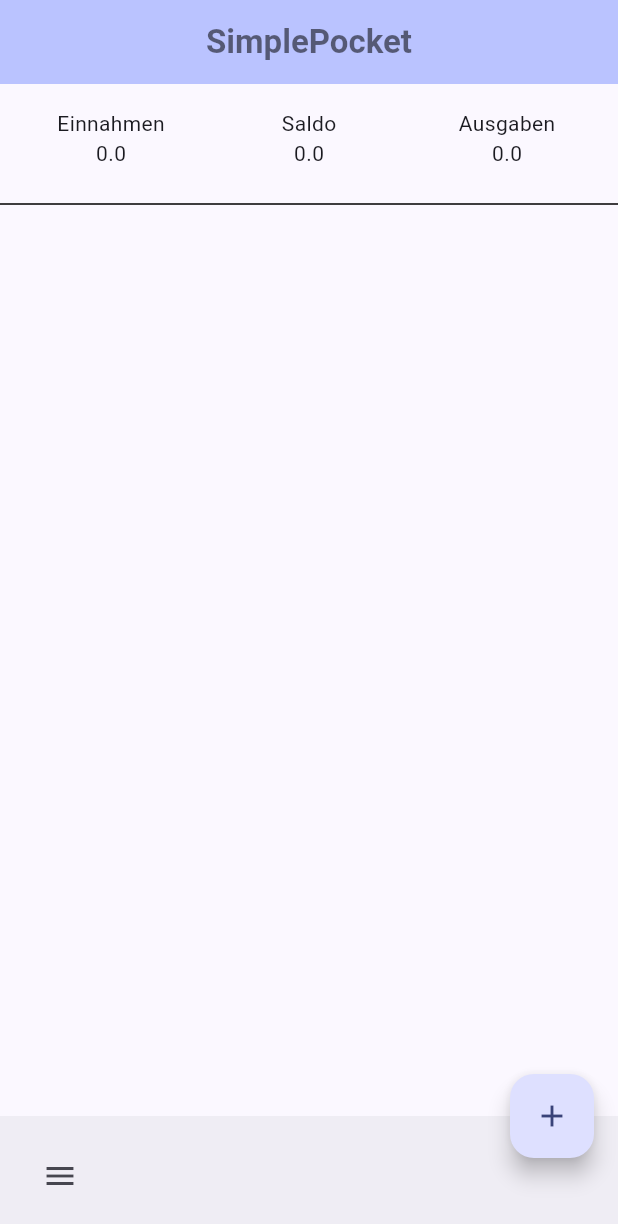
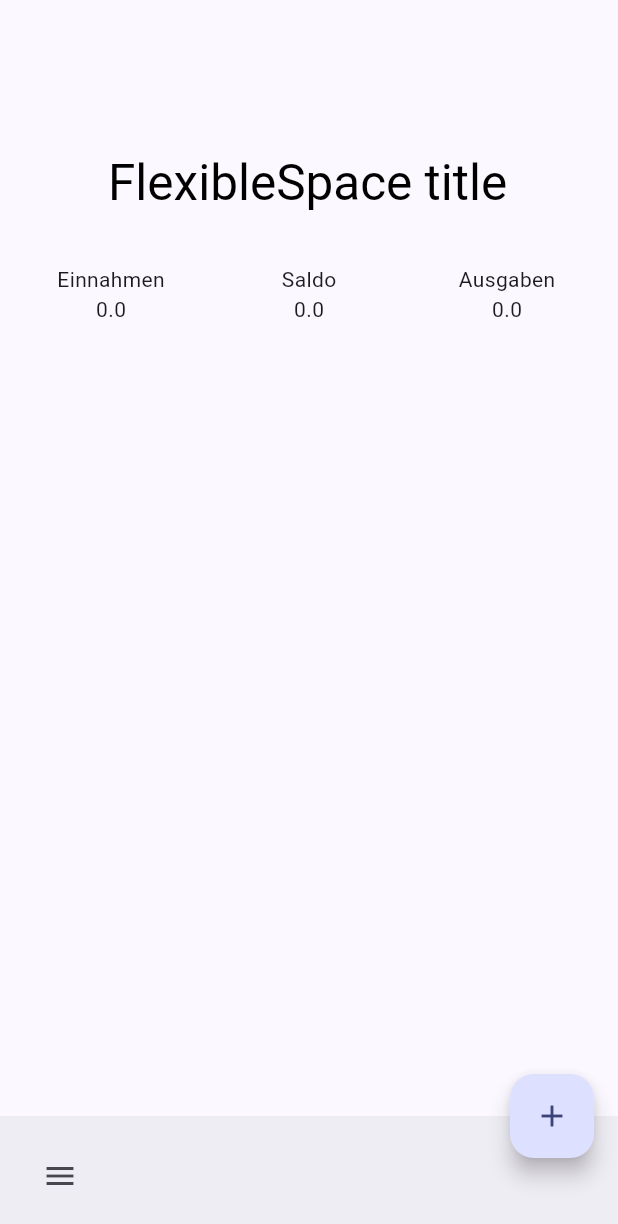
Before and after one commit to abrinke/simple_pocket_flutter, a Flutter app: the screen it shows after launch, on a phone screen of 412 x 824 dp. Shown: the top 1224 px of the screen. Run offline on Flutter 3.47's test engine with Material 2 defaults, Android fonts, the phone set to English and light mode, and no system bars; our stand-ins replace hive, hive_flutter; accounts and stored records are empty.

Commit message:
sliverAppBar

```diff
--- a/lib/main.dart
+++ b/lib/main.dart
@@ -1,6 +1,7 @@
 import 'package:flutter/material.dart';
 import 'package:hive_flutter/hive_flutter.dart';
 import 'package:simple_pocket/hive/transaction.dart';
+import 'package:simple_pocket/widgets/transaction/silver_app_bar.dart';
 import 'package:simple_pocket/widgets/transaction/transaction_list.dart';
 
 void main() async {
@@ -20,7 +21,7 @@ class MyApp extends StatelessWidget {
         colorScheme: ColorScheme.fromSeed(seedColor: Colors.indigo),
         useMaterial3: true,
       ),
-      home: const TransactionList(),
+      home: SliverAppBarEx(),
     );
   }
 }
--- /dev/null
+++ b/lib/widgets/transaction/silver_app_bar.dart
@@ -0,0 +1,157 @@
+import 'package:flutter/material.dart';
+import 'package:hive_flutter/adapters.dart';
+import 'package:simple_pocket/widgets/transaction/transaction_creator.dart';
+import 'package:simple_pocket/widgets/transaction/transaction_details.dart';
+
+import '../../hive/transaction.dart';
+
+class SliverAppBarEx extends StatefulWidget {
+  const SliverAppBarEx({Key? key}) : super(key: key);
+
+  @override
+  State<StatefulWidget> createState() => _SliverAppBarExState();
+}
+
+class _SliverAppBarExState extends State<SliverAppBarEx> {
+  bool _pinned = true;
+  bool _snap = false;
+  bool _floating = false;
+
+  @override
+  Widget build(BuildContext context) {
+    return Scaffold(
+      body: CustomScrollView(
+        slivers: <Widget>[
+          SliverAppBar(
+            pinned: this._pinned,
+            snap: this._snap,
+            floating: this._floating,
+            expandedHeight: 160.0,
+            flexibleSpace: FlexibleSpaceBar(
+              title: const Text(
+                "FlexibleSpace title",
+                style: TextStyle(color: Colors.black),
+              ),
+            ),
+          ),
+          ValueListenableBuilder(
+            valueListenable: Hive.box<Transaction>('transactions').listenable(),
+            builder: (BuildContext context, Box<Transaction> transactions, Widget? child) {
+              double ausgaben = 0.0;
+              double einnahmen = 0.0;
+
+              // Iterate over transactions and calculate sums
+              for (var transaction in transactions.values) {
+                if (transaction.isIncome) {
+                  einnahmen += transaction.amount;
+                } else {
+                  ausgaben += transaction.amount;
+                }
+              }
+
+              // Calculate saldo
+              double saldo = einnahmen - ausgaben;
+
+              return SliverList(
+                delegate: SliverChildBuilderDelegate(
+                      (BuildContext context, int index) {
+                    // When index == 0, show the summary
+                    if (index == 0) {
+                      return Column(
+                        children: [
+                          Container(
+                              padding: EdgeInsets.all(8.0),
+                              child: Row(
+                                children: [
+                                  Expanded(
+                                    child: Padding(
+                                      padding: const EdgeInsets.all(8.0),
+                                      child: Column(
+                                        children: [
+                                          Text('Einnahmen'),
+                                          Text(einnahmen.toString()),
+                                        ],
+                                      ),
+                                    ),
+                                  ),
+                                  Expanded(
+                                    child: Padding(
+                                      padding: const EdgeInsets.all(8.0),
+                                      child: Column(
+                                        children: [
+                                          Text('Saldo'),
+                                          Text(saldo.toString()),
+                                        ],
+                                      ),
+                                    ),
+                                  ),
+                                  Expanded(
+                                    child: Padding(
+                                      padding: const EdgeInsets.all(8.0),
+                                      child: Column(
+                                        children: [
+                                          Text('Ausgaben'),
+                                          Text(ausgaben.toString()),
+                                        ],
+                                      ),
+                                    ),
+                                  ),
+                                ],
+                              )),
+                        ],
+                      );
+                    }
+
+                    // For other indices, show the transaction
+                    final transaction = transactions.getAt(index - 1);
+
+                    if (transaction == null) return null;
+
+                    return ListTile(
+                      title: Text(transaction.title),
+                      subtitle: Text(transaction.amount.toString()),
+                      trailing: Checkbox(
+                        value: transaction.isPaid,
+                        onChanged: (bool? value) {
+                          setState(() {
+                            transaction.isPaid = value ?? false;
+                            transaction.save();
+                          });
+                        },
+                      ),
+                      onTap: () {
+                        Navigator.push(
+                          context,
+                          MaterialPageRoute(
+                            builder: (context) => TransactionDetailPage(transaction: transaction),
+                          ),
+                        );
+                      },
+                    );
+                  },
+                  childCount: transactions.length + 1, // +1 to include the summary
+                ),
+              );
+            },
+          ),
+        ],
+      ),
+      floatingActionButton: FloatingActionButton(
+        child: const Icon(Icons.add),
+        onPressed: () {
+          Navigator.of(context).push(MaterialPageRoute(
+            builder: (_) => TransactionCreator(),
+          ));
+        },
+      ),
+        floatingActionButtonLocation: FloatingActionButtonLocation.endDocked,
+        bottomNavigationBar: BottomAppBar(
+          child: Row(
+            children: [
+              IconButton(onPressed: () {}, icon: const Icon(Icons.menu))
+            ],
+          ),
+        ),
+    );
+  }
+}
```
